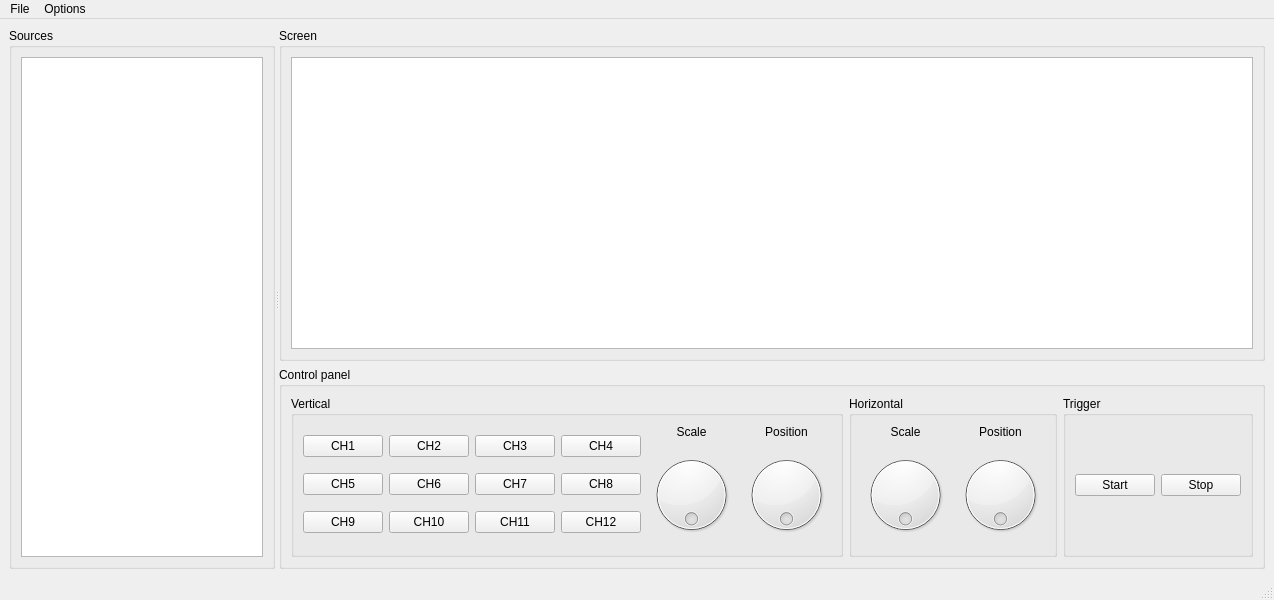
The window that source/mainwindow.ui (d06alexandrov/u-scope) describes before a commit, drawn with Qt 5.
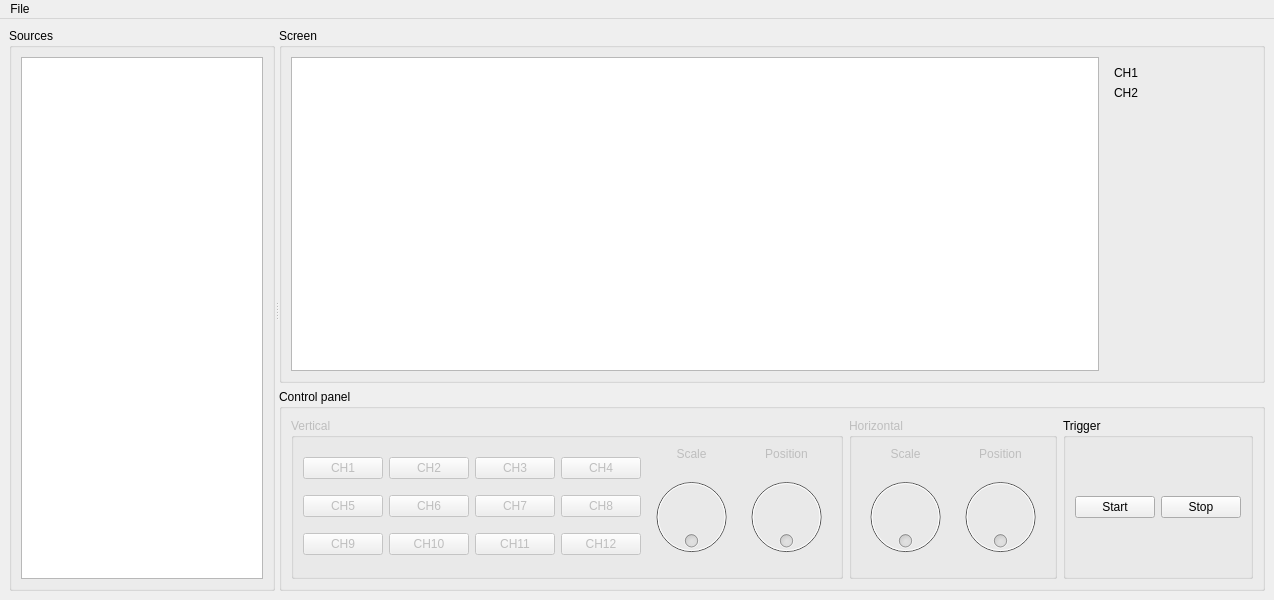
The same window after the commit. Custom widgets are drawn as their Qt base class.

The edit to the form file:
```diff
--- a/source/mainwindow.ui
+++ b/source/mainwindow.ui
@@ -66,6 +66,77 @@
              </property>
             </widget>
            </item>
+           <item>
+            <widget class="QWidget" name="formWidget" native="true">
+             <property name="sizePolicy">
+              <sizepolicy hsizetype="Maximum" vsizetype="Preferred">
+               <horstretch>0</horstretch>
+               <verstretch>0</verstretch>
+              </sizepolicy>
+             </property>
+             <layout class="QFormLayout" name="formLayout">
+              <item row="0" column="0">
+               <widget class="QLabel" name="ch1Label">
+                <property name="text">
+                 <string>CH1</string>
+                </property>
+               </widget>
+              </item>
+              <item row="1" column="0">
+               <widget class="QLabel" name="ch2Label">
+                <property name="text">
+                 <string>CH2</string>
+                </property>
+               </widget>
+              </item>
+              <item row="2" column="0">
+               <spacer name="verticalSpacer">
+                <property name="orientation">
+                 <enum>Qt::Vertical</enum>
+                </property>
+                <property name="sizeHint" stdset="0">
+                 <size>
+                  <width>20</width>
+                  <height>40</height>
+                 </size>
+                </property>
+               </spacer>
+              </item>
+              <item row="0" column="1">
+               <widget class="QLabel" name="ch1Val">
+                <property name="minimumSize">
+                 <size>
+                  <width>100</width>
+                  <height>0</height>
+                 </size>
+                </property>
+                <property name="text">
+                 <string/>
+                </property>
+                <property name="alignment">
+                 <set>Qt::AlignRight|Qt::AlignTrailing|Qt::AlignVCenter</set>
+                </property>
+               </widget>
+              </item>
+              <item row="1" column="1">
+               <widget class="QLabel" name="ch2Val">
+                <property name="minimumSize">
+                 <size>
+                  <width>100</width>
+                  <height>0</height>
+                 </size>
+                </property>
+                <property name="text">
+                 <string/>
+                </property>
+                <property name="alignment">
+                 <set>Qt::AlignRight|Qt::AlignTrailing|Qt::AlignVCenter</set>
+                </property>
+               </widget>
+              </item>
+             </layout>
+            </widget>
+           </item>
           </layout>
          </widget>
         </item>
@@ -77,6 +148,9 @@
           <layout class="QHBoxLayout" name="horizontalLayout_6">
            <item>
             <widget class="QGroupBox" name="verticalConfig">
+             <property name="enabled">
+              <bool>false</bool>
+             </property>
              <property name="title">
               <string>Vertical</string>
              </property>
@@ -216,6 +290,9 @@
            </item>
            <item>
             <widget class="QGroupBox" name="horizontalConfig">
+             <property name="enabled">
+              <bool>false</bool>
+             </property>
              <property name="title">
               <string>Horizontal</string>
              </property>
@@ -324,16 +401,8 @@
      <string>File</string>
     </property>
    </widget>
-   <widget class="QMenu" name="menuOptions">
-    <property name="title">
-     <string>Options</string>
-    </property>
-    <addaction name="actionConfig_UART"/>
-   </widget>
    <addaction name="menuFile"/>
-   <addaction name="menuOptions"/>
   </widget>
-  <widget class="QStatusBar" name="statusbar"/>
   <action name="actionConfig_UART">
    <property name="text">
     <string>Config UART</string>
```
Left out of the diff: 2 changed lines with no effect on the pictures.
